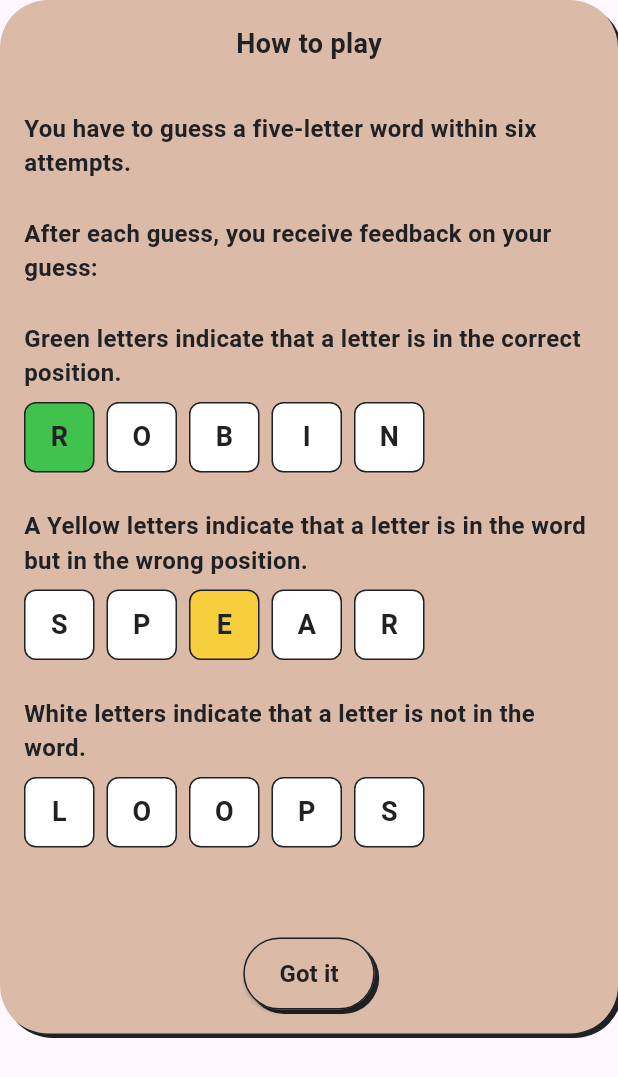
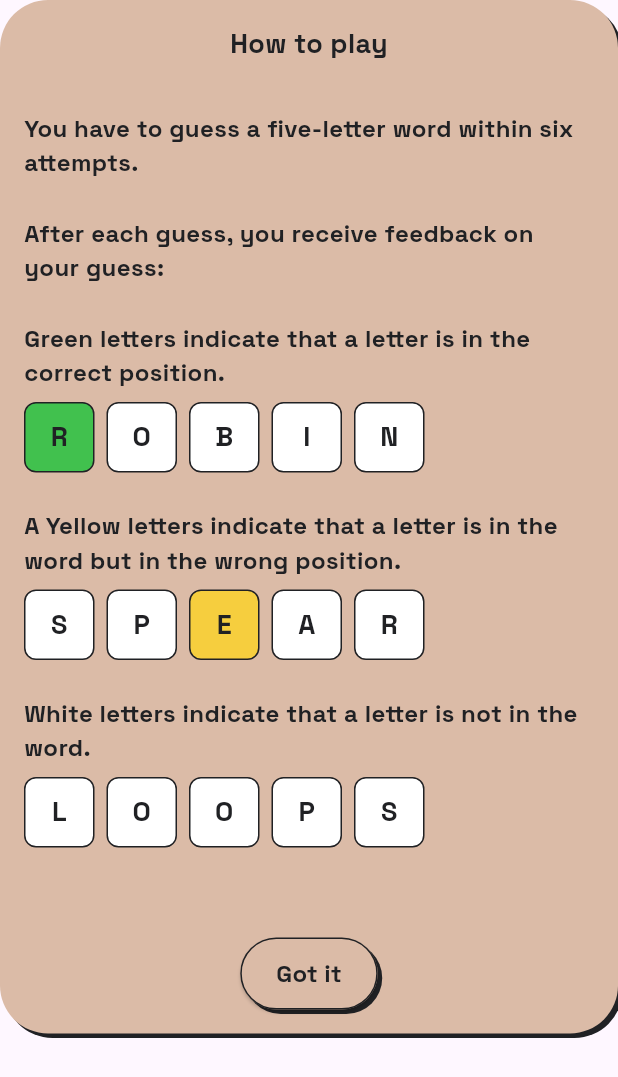
Before and after one commit to danielfayo/suffix, a Flutter app: the HowToPlayDialog widget shown alone on an empty page, opened directly, on a phone screen of 412 x 824 dp. Shown: the top 1077 px of the screen. Run offline on Flutter 3.47's test engine with Material 3 defaults, Android fonts, the phone set to English and light mode, and no system bars; our stand-ins replace audioplayers, device_preview, flutter_svg, google_fonts, page_transition.

Commit message:
fix: some ui fixes

```diff
--- a/lib/main.dart
+++ b/lib/main.dart
@@ -32,7 +32,8 @@ class Suffix extends StatelessWidget {
         title: 'Flutter Demo',
         theme: ThemeData(),
         home: MaterialApp(
-            theme: ThemeData(textTheme: GoogleFonts.spaceGroteskTextTheme()),
+          theme: Theme.of(context).copyWith(textTheme: GoogleFonts.spaceGroteskTextTheme()),
+            // theme: ThemThemeData(textTheme: GoogleFonts.spaceGroteskTextTheme()),
             home: const HomeScreen()),
       ),
     );
--- a/lib/utils/text_styles.dart
+++ b/lib/utils/text_styles.dart
@@ -1,37 +1,38 @@
 import 'package:flutter/material.dart';
+import 'package:google_fonts/google_fonts.dart';
 import 'package:suffix/utils/colors.dart';
 
-const TextStyle kHeadingXLg = TextStyle(
+TextStyle kHeadingXLg = GoogleFonts.spaceGrotesk(
   fontSize: 56,
   color: kDark,
   fontWeight: FontWeight.bold
 );
 
-const TextStyle kHeadingLg = TextStyle(
+TextStyle kHeadingLg = GoogleFonts.spaceGrotesk(
   fontSize: 24,
   color: kDark,
   fontWeight: FontWeight.bold,
 );
 
-const TextStyle kHeading = TextStyle(
+TextStyle kHeading = GoogleFonts.spaceGrotesk(
   fontSize: 18,
   color: kDark,
   fontWeight: FontWeight.w700
 );
 
-const TextStyle kBodyLg = TextStyle(
+TextStyle kBodyLg = GoogleFonts.spaceGrotesk(
   fontSize: 32,
   color: kDark,
   fontWeight: FontWeight.bold
 );
 
-const TextStyle kBody = TextStyle(
+TextStyle kBody = GoogleFonts.spaceGrotesk(
   fontSize: 16,
   color: kDark,
   fontWeight: FontWeight.bold
 );
 
-const TextStyle kBodySm = TextStyle(
+TextStyle kBodySm = GoogleFonts.spaceGrotesk(
   fontSize: 14,
   color: kDark,
   fontWeight: FontWeight.bold
--- a/lib/view_models/gameplay_viewmodel.dart
+++ b/lib/view_models/gameplay_viewmodel.dart
@@ -6,7 +6,7 @@ class GameplayViewModel extends ChangeNotifier {
   List<Word> words = [];
   int numberOfGuesses = 0;
   int _letterPosition = 0;
-  int wordLength = 7;
+  int wordLength = 5;
   bool _wordIsComplete = false;
   bool wordIsCorrect = false;
   final String wordToGuess = "LASER";
@@ -129,6 +129,8 @@ class GameplayViewModel extends ChangeNotifier {
     words = emptyWords;
     numberOfGuesses = 0;
     _letterPosition = 0;
+    wordIsCorrect = false;
+    _wordIsComplete = false;
     notifyListeners();
   }
 
--- a/lib/views/game_screen.dart
+++ b/lib/views/game_screen.dart
@@ -66,7 +66,8 @@ class _GameScreenState extends State<GameScreen> {
                 ],
               ),
               const Expanded(
-                flex: 2,
+                flex: 3,
+
                 child: Column(
                   mainAxisAlignment: MainAxisAlignment.center,
                   children: [
@@ -75,6 +76,7 @@ class _GameScreenState extends State<GameScreen> {
                 ),
               ),
               const Expanded(
+                flex: 2,
                 child: Keyboard(),
               )
             ],
--- a/lib/views/home/widget/feedback_modal.dart
+++ b/lib/views/home/widget/feedback_modal.dart
@@ -93,6 +93,7 @@ class FeedbackModal extends StatelessWidget {
                     buttonType: ButtonType.ghost,
                     buttonSize: ButtonSize.medium,
                     onPressed: () {
+                      value.handleRestartGame();
                       Navigator.pop(context);
                       Navigator.pushReplacement(
                         context,
--- a/lib/views/home/widget/how_to_play.dart
+++ b/lib/views/home/widget/how_to_play.dart
@@ -1,4 +1,4 @@
-import 'package:flutter/cupertino.dart';
+
 import 'package:flutter/material.dart';
 import 'package:suffix/utils/colors.dart';
 import 'package:suffix/utils/enums.dart';
@@ -53,7 +53,7 @@ class HowToPlayDialog extends StatelessWidget {
         ),
         child: Column(
           children: [
-            const Row(
+            Row(
               mainAxisAlignment: MainAxisAlignment.center,
               children: [
                 // const Opacity(opacity: 0, child: Icon(Icons.close)),
@@ -80,11 +80,11 @@ class HowToPlayDialog extends StatelessWidget {
                   child: Wrap(
                     runSpacing: 24,
                     children: [
-                      const Text(
+                      Text(
                         _hTp1,
                         style: kBody,
                       ),
-                      const Text(
+                    Text(
                         _hTp2,
                         style: kBody,
                       ),
--- a/lib/views/home/widget/menu.dart
+++ b/lib/views/home/widget/menu.dart
@@ -9,7 +9,9 @@ import 'package:suffix/views/home/home_screen.dart';
 import 'package:suffix/widgets/button.dart';
 
 void showMenuSheet(BuildContext context) {
-  showModalBottomSheet(context: context, builder: (context) => const Menu());
+  showModalBottomSheet(
+    backgroundColor: Colors.transparent,
+    context: context, builder: (context) => const Menu());
 }
 
 class Menu extends StatelessWidget {
@@ -20,7 +22,7 @@ class Menu extends StatelessWidget {
     return IntrinsicHeight(
       child: Container(
         width: double.infinity,
-        padding: const EdgeInsets.only(bottom: 32, top: 8, left: 16),
+        padding: EdgeInsets.only(bottom: MediaQuery.paddingOf(context).bottom +10, top: 8, left: 16),
         alignment: Alignment.centerLeft,
         decoration: const BoxDecoration(
           color: kAccent,
--- a/lib/views/home/widget/out_of_tries_modal.dart
+++ b/lib/views/home/widget/out_of_tries_modal.dart
@@ -41,10 +41,10 @@ class OutOfTriesModal extends StatelessWidget {
           ],
         ),
         child: Consumer<GameplayViewModel>(
-          builder: (context, value, child) {
+          builder: (newcontext, value, child) {
             return Column(
               children: [
-                const Text(
+                Text(
                   "Out of tries!",
                   style: kHeading,
                 ),
```
